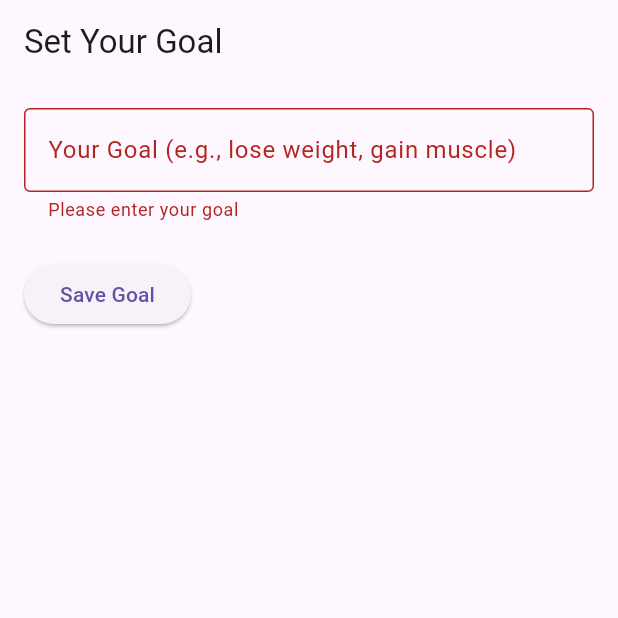
After one commit to munenecarl/Kaa-Rada, a Flutter app: the DietaryGoalsPage screen opened directly, after a tap on "Save Goal", on a phone screen of 412 x 824 dp, the top half of it. The commit adds this screen. Run offline on Flutter 3.47's test engine with Material 3 defaults, Android fonts, the light colour scheme and no system bars; our stand-ins replace flutter_bloc, flutter_dotenv, flutter_secure_storage, image_picker, supabase_flutter; missing offline and left inert: tflite_flutter; accounts and stored records are empty.

Commit message:
added "add goal" functionality

```diff
--- /dev/null
+++ b/lib/pages/dietary_goal_page.dart
@@ -0,0 +1,80 @@
+import 'package:flutter/material.dart';
+import 'package:supabase_flutter/supabase_flutter.dart';
+import 'feed_page.dart'; // Import your FeedPage
+
+class DietaryGoalsPage extends StatefulWidget {
+  @override
+  _DietaryGoalsPageState createState() => _DietaryGoalsPageState();
+}
+
+class _DietaryGoalsPageState extends State<DietaryGoalsPage> {
+  final _formKey = GlobalKey<FormState>();
+  String _goal = '';
+
+  final _supabase = Supabase.instance.client;
+
+  @override
+  Widget build(BuildContext context) {
+    return Scaffold(
+      appBar: AppBar(
+        title: Text('Set Your Goal'),
+      ),
+      body: Form(
+        key: _formKey,
+        child: Padding(
+          padding: EdgeInsets.all(16.0),
+          child: Column(
+            crossAxisAlignment: CrossAxisAlignment.start,
+            children: [
+              TextFormField(
+                decoration: InputDecoration(
+                  labelText: 'Your Goal (e.g., lose weight, gain muscle)',
+                  border: OutlineInputBorder(),
+                ),
+                validator: (value) {
+                  if (value == null || value.isEmpty) {
+                    return 'Please enter your goal';
+                  }
+                  return null;
+                },
+                onSaved: (value) => _goal = value!,
+              ),
+              SizedBox(height: 24),
+              ElevatedButton(
+                onPressed: _submitForm,
+                child: Text('Save Goal'),
+              ),
+            ],
+          ),
+        ),
+      ),
+    );
+  }
+
+  void _submitForm() async {
+    if (_formKey.currentState!.validate()) {
+      _formKey.currentState!.save();
+
+      try {
+        // Get the current user's ID
+        final userId = _supabase.auth.currentUser!.id;
+
+        // Update the secondary_users table
+        await _supabase
+            .from('secondary_users')
+            .update({'dietary_goals': _goal}).eq('id', userId);
+
+        // If we reach here, it means the update was successful
+        // Navigate to feed page
+        Navigator.of(context).pushReplacement(
+          MaterialPageRoute(builder: (context) => FeedPage()),
+        );
+      } catch (e) {
+        // Handle any errors
+        ScaffoldMessenger.of(context).showSnackBar(
+          SnackBar(content: Text('Failed to save goal: $e')),
+        );
+      }
+    }
+  }
+}
--- a/lib/pages/signup_page.dart
+++ b/lib/pages/signup_page.dart
@@ -6,6 +6,7 @@ import '../bloc/auth/auth_state.dart';
 import '../widget/auth_form.dart';
 import 'login_page.dart';
 import 'feed_page.dart';
+import '../pages/dietary_goal_page.dart';
 
 class SignUpPage extends StatelessWidget {
   const SignUpPage({super.key});
@@ -18,7 +19,7 @@ class SignUpPage extends StatelessWidget {
         listener: (context, state) {
           if (state is AuthSuccess) {
             Navigator.of(context).pushReplacement(
-              MaterialPageRoute(builder: (_) => FeedPage()),
+              MaterialPageRoute(builder: (_) => DietaryGoalsPage()),
             );
           } else if (state is AuthFailure) {
             ScaffoldMessenger.of(context).showSnackBar(
--- a/lib/services/supabase_auth_service.dart
+++ b/lib/services/supabase_auth_service.dart
@@ -8,22 +8,38 @@ class SupabaseAuthService {
   SupabaseAuthService(this._client);
 
   Future<void> logIn({required String email, required String password}) async {
+    try {
+      print("Attempting to log in..."); // Add this line
       final response = await _client.auth.signInWithPassword(
         email: email,
         password: password,
       );
       if (response.session != null) {
         await _secureStorage.saveToken(response.session!.accessToken);
+        print("Login successful. Token: ${response.session!.accessToken}");
+      } else {
+        print("Login failed: No session returned");
+      }
+    } catch (e) {
+      print("Login error: $e");
     }
   }
 
   Future<void> signUp({required String email, required String password}) async {
+    try {
+      print("Attempting to sign up..."); // Add this line
       final response = await _client.auth.signUp(
         email: email,
         password: password,
       );
       if (response.session != null) {
         await _secureStorage.saveToken(response.session!.accessToken);
+        print("Signup successful. Token: ${response.session!.accessToken}");
+      } else {
+        print("Signup failed: No session returned");
+      }
+    } catch (e) {
+      print("Signup error: $e");
     }
   }
 
```
Lines whose indentation alone changed are shown as unchanged.
